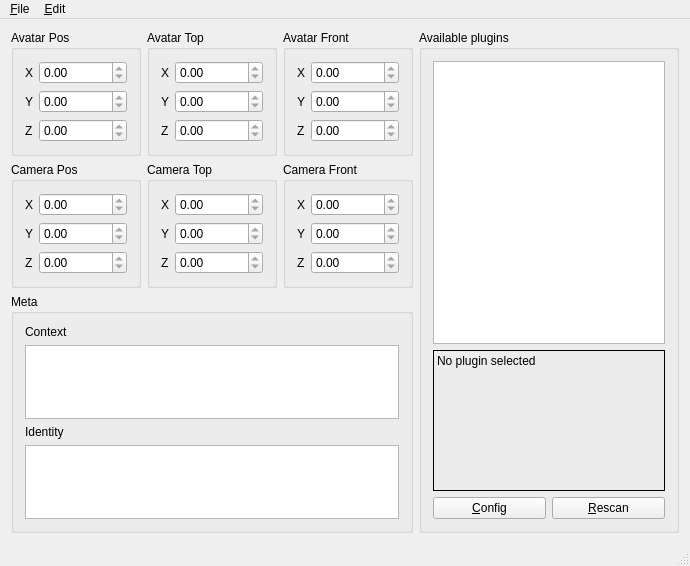
mumble-voip/mumble-pahelper, file mumblepahelper.ui: the form before one commit.
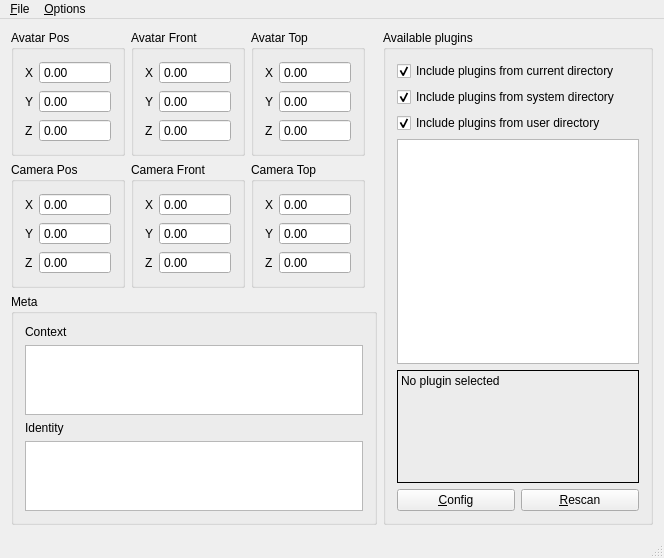
The form after the commit.

Commit message:
Custom plugins location and other improvements
Add feature to change the system and user plugins location
Add feature to disable/enable current dir, system and/or user plugins
Remove arrow buttons from every QSpinBox
Change the labels names according to the related QSpinBox

```diff
--- a/mumblepahelper.ui
+++ b/mumblepahelper.ui
@@ -6,8 +6,8 @@
    <rect>
     <x>0</x>
     <y>0</y>
-    <width>690</width>
-    <height>566</height>
+    <width>664</width>
+    <height>500</height>
    </rect>
   </property>
   <property name="windowTitle">
@@ -33,9 +33,18 @@
        </item>
        <item row="0" column="1">
         <widget class="QDoubleSpinBox" name="qdsbAPX">
+         <property name="autoFillBackground">
+          <bool>false</bool>
+         </property>
          <property name="readOnly">
           <bool>true</bool>
          </property>
+         <property name="buttonSymbols">
+          <enum>QAbstractSpinBox::NoButtons</enum>
+         </property>
+         <property name="prefix">
+          <string/>
+         </property>
          <property name="minimum">
           <double>-999999999.000000000000000</double>
          </property>
@@ -53,9 +62,24 @@
        </item>
        <item row="1" column="1">
         <widget class="QDoubleSpinBox" name="qdsbAPY">
+         <property name="frame">
+          <bool>true</bool>
+         </property>
          <property name="readOnly">
           <bool>true</bool>
          </property>
+         <property name="buttonSymbols">
+          <enum>QAbstractSpinBox::NoButtons</enum>
+         </property>
+         <property name="accelerated">
+          <bool>false</bool>
+         </property>
+         <property name="correctionMode">
+          <enum>QAbstractSpinBox::CorrectToPreviousValue</enum>
+         </property>
+         <property name="prefix">
+          <string/>
+         </property>
          <property name="minimum">
           <double>-999999999.000000000000000</double>
          </property>
@@ -76,143 +100,11 @@
          <property name="readOnly">
           <bool>true</bool>
          </property>
-         <property name="minimum">
-          <double>-999999999.000000000000000</double>
+         <property name="buttonSymbols">
+          <enum>QAbstractSpinBox::NoButtons</enum>
          </property>
-         <property name="maximum">
-          <double>999999999.000000000000000</double>
-         </property>
-        </widget>
-       </item>
-      </layout>
-     </widget>
-    </item>
-    <item row="0" column="1">
-     <widget class="QGroupBox" name="qgbAvatarTop">
-      <property name="title">
-       <string>Avatar Top</string>
-      </property>
-      <layout class="QFormLayout" name="formLayout_3">
-       <item row="0" column="0">
-        <widget class="QLabel" name="label_4">
-         <property name="text">
-          <string>X</string>
-         </property>
-        </widget>
-       </item>
-       <item row="0" column="1">
-        <widget class="QDoubleSpinBox" name="qdsbATX">
-         <property name="readOnly">
-          <bool>true</bool>
-         </property>
-         <property name="minimum">
-          <double>-999999999.000000000000000</double>
-         </property>
-         <property name="maximum">
-          <double>999999999.000000000000000</double>
-         </property>
-        </widget>
-       </item>
-       <item row="1" column="0">
-        <widget class="QLabel" name="label_5">
-         <property name="text">
-          <string>Y</string>
-         </property>
-        </widget>
-       </item>
-       <item row="1" column="1">
-        <widget class="QDoubleSpinBox" name="qdsbATY">
-         <property name="readOnly">
-          <bool>true</bool>
-         </property>
-         <property name="minimum">
-          <double>-999999999.000000000000000</double>
-         </property>
-         <property name="maximum">
-          <double>999999999.000000000000000</double>
-         </property>
-        </widget>
-       </item>
-       <item row="2" column="0">
-        <widget class="QLabel" name="label_6">
-         <property name="text">
-          <string>Z</string>
-         </property>
-        </widget>
-       </item>
-       <item row="2" column="1">
-        <widget class="QDoubleSpinBox" name="qdsbATZ">
-         <property name="readOnly">
-          <bool>true</bool>
-         </property>
-         <property name="minimum">
-          <double>-999999999.000000000000000</double>
-         </property>
-         <property name="maximum">
-          <double>999999999.000000000000000</double>
-         </property>
-        </widget>
-       </item>
-      </layout>
-     </widget>
-    </item>
-    <item row="0" column="2">
-     <widget class="QGroupBox" name="qgbAvatarFront">
-      <property name="title">
-       <string>Avatar Front</string>
-      </property>
-      <layout class="QFormLayout" name="formLayout_2">
-       <item row="0" column="0">
-        <widget class="QLabel" name="label">
-         <property name="text">
-          <string>X</string>
-         </property>
-        </widget>
-       </item>
-       <item row="0" column="1">
-        <widget class="QDoubleSpinBox" name="qdsbAFX">
-         <property name="readOnly">
-          <bool>true</bool>
-         </property>
-         <property name="minimum">
-          <double>-999999999.000000000000000</double>
-         </property>
-         <property name="maximum">
-          <double>999999999.000000000000000</double>
-         </property>
-        </widget>
-       </item>
-       <item row="1" column="0">
-        <widget class="QLabel" name="label_2">
-         <property name="text">
-          <string>Y</string>
-         </property>
-        </widget>
-       </item>
-       <item row="1" column="1">
-        <widget class="QDoubleSpinBox" name="qdsbAFY">
-         <property name="readOnly">
-          <bool>true</bool>
-         </property>
-         <property name="minimum">
-          <double>-999999999.000000000000000</double>
-         </property>
-         <property name="maximum">
-          <double>999999999.000000000000000</double>
-         </property>
-        </widget>
-       </item>
-       <item row="2" column="0">
-        <widget class="QLabel" name="label_3">
-         <property name="text">
-          <string>Z</string>
-         </property>
-        </widget>
-       </item>
-       <item row="2" column="1">
-        <widget class="QDoubleSpinBox" name="qdsbAFZ">
-         <property name="readOnly">
-          <bool>true</bool>
+         <property name="prefix">
+          <string/>
          </property>
          <property name="minimum">
           <double>-999999999.000000000000000</double>
@@ -243,6 +135,12 @@
          <property name="readOnly">
           <bool>true</bool>
          </property>
+         <property name="buttonSymbols">
+          <enum>QAbstractSpinBox::NoButtons</enum>
+         </property>
+         <property name="prefix">
+          <string/>
+         </property>
          <property name="minimum">
           <double>-999999999.000000000000000</double>
          </property>
@@ -263,6 +161,12 @@
          <property name="readOnly">
           <bool>true</bool>
          </property>
+         <property name="buttonSymbols">
+          <enum>QAbstractSpinBox::NoButtons</enum>
+         </property>
+         <property name="prefix">
+          <string/>
+         </property>
          <property name="minimum">
           <double>-999999999.000000000000000</double>
          </property>
@@ -283,38 +187,12 @@
          <property name="readOnly">
           <bool>true</bool>
          </property>
-         <property name="minimum">
-          <double>-999999999.000000000000000</double>
+         <property name="buttonSymbols">
+          <enum>QAbstractSpinBox::NoButtons</enum>
          </property>
-         <property name="maximum">
-          <double>999999999.000000000000000</double>
+         <property name="prefix">
+          <string/>
          </property>
-        </widget>
-       </item>
-      </layout>
-     </widget>
-    </item>
-    <item row="1" column="1">
-     <widget class="QGroupBox" name="qgbCameraTop">
-      <property name="title">
-       <string>Camera Top</string>
-      </property>
-      <layout class="QFormLayout" name="formLayout_10">
-       <property name="fieldGrowthPolicy">
-        <enum>QFormLayout::AllNonFixedFieldsGrow</enum>
-       </property>
-       <item row="0" column="0">
-        <widget class="QLabel" name="label_25">
-         <property name="text">
-          <string>X</string>
-         </property>
-        </widget>
-       </item>
-       <item row="0" column="1">
-        <widget class="QDoubleSpinBox" name="qdsbCTX">
-         <property name="readOnly">
-          <bool>true</bool>
-         </property>
          <property name="minimum">
           <double>-999999999.000000000000000</double>
          </property>
@@ -323,119 +201,10 @@
          </property>
         </widget>
        </item>
-       <item row="1" column="0">
-        <widget class="QLabel" name="label_26">
-         <property name="text">
-          <string>Y</string>
-         </property>
-        </widget>
-       </item>
-       <item row="1" column="1">
-        <widget class="QDoubleSpinBox" name="qdsbCTY">
-         <property name="readOnly">
-          <bool>true</bool>
-         </property>
-         <property name="minimum">
-          <double>-999999999.000000000000000</double>
-         </property>
-         <property name="maximum">
-          <double>999999999.000000000000000</double>
-         </property>
-        </widget>
-       </item>
-       <item row="2" column="0">
-        <widget class="QLabel" name="label_27">
-         <property name="text">
-          <string>Z</string>
-         </property>
-        </widget>
-       </item>
-       <item row="2" column="1">
-        <widget class="QDoubleSpinBox" name="qdsbCTZ">
-         <property name="readOnly">
-          <bool>true</bool>
-         </property>
-         <property name="minimum">
-          <double>-999999999.000000000000000</double>
-         </property>
-         <property name="maximum">
-          <double>999999999.000000000000000</double>
-         </property>
-        </widget>
-       </item>
       </layout>
      </widget>
     </item>
-    <item row="1" column="2">
-     <widget class="QGroupBox" name="qgbCameraFront">
-      <property name="title">
-       <string>Camera Front</string>
-      </property>
-      <layout class="QFormLayout" name="formLayout_9">
-       <item row="0" column="0">
-        <widget class="QLabel" name="label_22">
-         <property name="text">
-          <string>X</string>
-         </property>
-        </widget>
-       </item>
-       <item row="0" column="1">
-        <widget class="QDoubleSpinBox" name="qdsbCFX">
-         <property name="readOnly">
-          <bool>true</bool>
-         </property>
-         <property name="minimum">
-          <double>-999999999.000000000000000</double>
-         </property>
-         <property name="maximum">
-          <double>999999999.000000000000000</double>
-         </property>
-        </widget>
-       </item>
-       <item row="1" column="0">
-        <widget class="QLabel" name="label_23">
-         <property name="text">
-          <string>Y</string>
-         </property>
-        </widget>
-       </item>
-       <item row="1" column="1">
-        <widget class="QDoubleSpinBox" name="qdsbCFY">
-         <property name="readOnly">
-          <bool>true</bool>
-         </property>
-         <property name="minimum">
-          <double>-999999999.000000000000000</double>
-         </property>
-         <property name="maximum">
-          <double>999999999.000000000000000</double>
-         </property>
-        </widget>
-       </item>
-       <item row="2" column="0">
-        <widget class="QLabel" name="label_24">
-         <property name="text">
-          <string>Z</string>
-         </property>
-        </widget>
-       </item>
-       <item row="2" column="1">
-        <widget class="QDoubleSpinBox" name="qdsbCFZ">
-         <property name="readOnly">
-          <bool>true</bool>
-         </property>
-         <property name="minimum">
-          <double>-999999999.000000000000000</double>
-         </property>
-         <property name="maximum">
-          <double>999999999.000000000000000</double>
-         </property>
-        </widget>
-       </item>
-      </layout>
-     </widget>
-    </item>
-    <item row="2" column="0" colspan="3">
+    <item row="2" column="0" colspan="5">
      <widget class="QGroupBox" name="qgbMeta">
       <property name="title">
        <string>Meta</string>
@@ -472,34 +241,27 @@
       </layout>
      </widget>
     </item>
-    <item row="0" column="3" rowspan="3">
+    <item row="0" column="5" rowspan="3">
      <widget class="QGroupBox" name="groupBox">
       <property name="title">
        <string>Available plugins</string>
       </property>
       <layout class="QGridLayout" name="gridLayout_3">
-       <item row="0" column="0" rowspan="2" colspan="2">
+       <item row="5" column="0" rowspan="2" colspan="2">
         <widget class="QListWidget" name="qlwPlugins">
          <property name="selectionMode">
           <enum>QAbstractItemView::SingleSelection</enum>
          </property>
         </widget>
        </item>
-       <item row="3" column="1">
+       <item row="8" column="1">
         <widget class="QPushButton" name="qpbRescan">
          <property name="text">
           <string>&amp;Rescan</string>
          </property>
         </widget>
        </item>
-       <item row="3" column="0">
-        <widget class="QPushButton" name="qpbConfig">
-         <property name="text">
-          <string>&amp;Config</string>
-         </property>
-        </widget>
-       </item>
-       <item row="2" column="0" colspan="2">
+       <item row="7" column="0" colspan="2">
         <widget class="QLabel" name="qlPluginInfo">
          <property name="frameShape">
           <enum>QFrame::Box</enum>
@@ -518,6 +280,394 @@
          </property>
         </widget>
        </item>
+       <item row="8" column="0">
+        <widget class="QPushButton" name="qpbConfig">
+         <property name="text">
+          <string>&amp;Config</string>
+         </property>
+        </widget>
+       </item>
+       <item row="2" column="0" colspan="2">
+        <widget class="QCheckBox" name="qcbUserPlugins">
+         <property name="text">
+          <string>Include plugins from user directory</string>
+         </property>
+         <property name="checked">
+          <bool>true</bool>
+         </property>
+        </widget>
+       </item>
+       <item row="0" column="0" colspan="2">
+        <widget class="QCheckBox" name="qcbCurrentDirectoryPlugins">
+         <property name="text">
+          <string>Include plugins from current directory</string>
+         </property>
+         <property name="checked">
+          <bool>true</bool>
+         </property>
+        </widget>
+       </item>
+       <item row="1" column="0" colspan="2">
+        <widget class="QCheckBox" name="qcbSystemPlugins">
+         <property name="text">
+          <string>Include plugins from system directory</string>
+         </property>
+         <property name="checked">
+          <bool>true</bool>
+         </property>
+        </widget>
+       </item>
+      </layout>
+     </widget>
+    </item>
+    <item row="0" column="1">
+     <widget class="QGroupBox" name="qgbAvatarFront">
+      <property name="title">
+       <string>Avatar Front</string>
+      </property>
+      <layout class="QFormLayout" name="formLayout_2">
+       <item row="0" column="0">
+        <widget class="QLabel" name="qdsbAFX_label">
+         <property name="text">
+          <string>X</string>
+         </property>
+        </widget>
+       </item>
+       <item row="0" column="1">
+        <widget class="QDoubleSpinBox" name="qdsbAFX">
+         <property name="readOnly">
+          <bool>true</bool>
+         </property>
+         <property name="buttonSymbols">
+          <enum>QAbstractSpinBox::NoButtons</enum>
+         </property>
+         <property name="prefix">
+          <string/>
+         </property>
+         <property name="minimum">
+          <double>-999999999.000000000000000</double>
+         </property>
+         <property name="maximum">
+          <double>999999999.000000000000000</double>
+         </property>
+        </widget>
+       </item>
+       <item row="1" column="0">
+        <widget class="QLabel" name="qdsbAFY_label">
+         <property name="text">
+          <string>Y</string>
+         </property>
+        </widget>
+       </item>
+       <item row="1" column="1">
+        <widget class="QDoubleSpinBox" name="qdsbAFY">
+         <property name="readOnly">
+          <bool>true</bool>
+         </property>
+         <property name="buttonSymbols">
+          <enum>QAbstractSpinBox::NoButtons</enum>
+         </property>
+         <property name="prefix">
+          <string/>
+         </property>
+         <property name="minimum">
+          <double>-999999999.000000000000000</double>
+         </property>
+         <property name="maximum">
+          <double>999999999.000000000000000</double>
+         </property>
+        </widget>
+       </item>
+       <item row="2" column="0">
+        <widget class="QLabel" name="qdsbAFZ_label">
+         <property name="text">
+          <string>Z</string>
+         </property>
+        </widget>
+       </item>
+       <item row="2" column="1">
+        <widget class="QDoubleSpinBox" name="qdsbAFZ">
+         <property name="readOnly">
+          <bool>true</bool>
+         </property>
+         <property name="buttonSymbols">
+          <enum>QAbstractSpinBox::NoButtons</enum>
+         </property>
+         <property name="prefix">
+          <string/>
+         </property>
+         <property name="minimum">
+          <double>-999999999.000000000000000</double>
+         </property>
+         <property name="maximum">
+          <double>999999999.000000000000000</double>
+         </property>
+        </widget>
+       </item>
+      </layout>
+     </widget>
+    </item>
+    <item row="1" column="1">
+     <widget class="QGroupBox" name="qgbCameraFront">
+      <property name="title">
+       <string>Camera Front</string>
+      </property>
+      <layout class="QFormLayout" name="formLayout_9">
+       <item row="0" column="0">
+        <widget class="QLabel" name="qdsbCFX_label">
+         <property name="text">
+          <string>X</string>
+         </property>
+        </widget>
+       </item>
+       <item row="0" column="1">
+        <widget class="QDoubleSpinBox" name="qdsbCFX">
+         <property name="readOnly">
+          <bool>true</bool>
+         </property>
+         <property name="buttonSymbols">
+          <enum>QAbstractSpinBox::NoButtons</enum>
+         </property>
+         <property name="prefix">
+          <string/>
+         </property>
+         <property name="minimum">
+          <double>-999999999.000000000000000</double>
+         </property>
+         <property name="maximum">
+          <double>999999999.000000000000000</double>
+         </property>
+        </widget>
+       </item>
+       <item row="1" column="0">
+        <widget class="QLabel" name="qdsbCFY_label">
+         <property name="text">
+          <string>Y</string>
+         </property>
+        </widget>
+       </item>
+       <item row="1" column="1">
+        <widget class="QDoubleSpinBox" name="qdsbCFY">
+         <property name="readOnly">
+          <bool>true</bool>
+         </property>
+         <property name="buttonSymbols">
+          <enum>QAbstractSpinBox::NoButtons</enum>
+         </property>
+         <property name="prefix">
+          <string/>
+         </property>
+         <property name="minimum">
+          <double>-999999999.000000000000000</double>
+         </property>
+         <property name="maximum">
+          <double>999999999.000000000000000</double>
+         </property>
+        </widget>
+       </item>
+       <item row="2" column="0">
+        <widget class="QLabel" name="qdsbCFZ_label">
+         <property name="text">
+          <string>Z</string>
+         </property>
+        </widget>
+       </item>
+       <item row="2" column="1">
+        <widget class="QDoubleSpinBox" name="qdsbCFZ">
+         <property name="readOnly">
+          <bool>true</bool>
+         </property>
+         <property name="buttonSymbols">
+          <enum>QAbstractSpinBox::NoButtons</enum>
+         </property>
+         <property name="prefix">
+          <string/>
+         </property>
+         <property name="minimum">
+          <double>-999999999.000000000000000</double>
+         </property>
+         <property name="maximum">
+          <double>999999999.000000000000000</double>
+         </property>
+        </widget>
+       </item>
+      </layout>
+     </widget>
+    </item>
+    <item row="0" column="2">
+     <widget class="QGroupBox" name="qgbAvatarTop">
+      <property name="title">
+       <string>Avatar Top</string>
+      </property>
+      <layout class="QFormLayout" name="formLayout_3">
+       <item row="0" column="0">
+        <widget class="QLabel" name="qdsbATX_label">
+         <property name="text">
+          <string>X</string>
+         </property>
+        </widget>
+       </item>
+       <item row="0" column="1">
+        <widget class="QDoubleSpinBox" name="qdsbATX">
+         <property name="readOnly">
+          <bool>true</bool>
+         </property>
+         <property name="buttonSymbols">
+          <enum>QAbstractSpinBox::NoButtons</enum>
+         </property>
+         <property name="prefix">
+          <string/>
+         </property>
+         <property name="minimum">
+          <double>-999999999.000000000000000</double>
+         </property>
+         <property name="maximum">
+          <double>999999999.000000000000000</double>
+         </property>
+        </widget>
+       </item>
+       <item row="1" column="0">
+        <widget class="QLabel" name="qdsbATY_label">
+         <property name="text">
+          <string>Y</string>
+         </property>
+        </widget>
+       </item>
+       <item row="1" column="1">
+        <widget class="QDoubleSpinBox" name="qdsbATY">
+         <property name="readOnly">
+          <bool>true</bool>
+         </property>
+         <property name="buttonSymbols">
+          <enum>QAbstractSpinBox::NoButtons</enum>
+         </property>
+         <property name="prefix">
+          <string/>
+         </property>
+         <property name="minimum">
+          <double>-999999999.000000000000000</double>
+         </property>
+         <property name="maximum">
+          <double>999999999.000000000000000</double>
+         </property>
+        </widget>
+       </item>
+       <item row="2" column="0">
+        <widget class="QLabel" name="qdsbATZ_label">
+         <property name="text">
+          <string>Z</string>
+         </property>
+        </widget>
+       </item>
+       <item row="2" column="1">
+        <widget class="QDoubleSpinBox" name="qdsbATZ">
+         <property name="readOnly">
+          <bool>true</bool>
+         </property>
+         <property name="buttonSymbols">
+          <enum>QAbstractSpinBox::NoButtons</enum>
+         </property>
+         <property name="prefix">
+          <string/>
+         </property>
+         <property name="minimum">
+          <double>-999999999.000000000000000</double>
+         </property>
+         <property name="maximum">
+          <double>999999999.000000000000000</double>
+         </property>
+        </widget>
+       </item>
+      </layout>
+     </widget>
+    </item>
+    <item row="1" column="2">
+     <widget class="QGroupBox" name="qgbCameraTop">
+      <property name="title">
+       <string>Camera Top</string>
+      </property>
+      <layout class="QFormLayout" name="formLayout_10">
+       <property name="fieldGrowthPolicy">
+        <enum>QFormLayout::AllNonFixedFieldsGrow</enum>
+       </property>
+       <item row="0" column="0">
+        <widget class="QLabel" name="qdsbCTX_label">
+         <property name="text">
+          <string>X</string>
+         </property>
+        </widget>
+       </item>
+       <item row="0" column="1">
+        <widget class="QDoubleSpinBox" name="qdsbCTX">
+         <property name="readOnly">
+          <bool>true</bool>
+         </property>
+         <property name="buttonSymbols">
+          <enum>QAbstractSpinBox::NoButtons</enum>
+         </property>
+         <property name="prefix">
+          <string/>
+         </property>
+         <property name="minimum">
+          <double>-999999999.000000000000000</double>
+         </property>
+         <property name="maximum">
+          <double>999999999.000000000000000</double>
+         </property>
+        </widget>
+       </item>
+       <item row="1" column="0">
+        <widget class="QLabel" name="qdsbCTY_label">
+         <property name="text">
+          <string>Y</string>
+         </property>
+        </widget>
+       </item>
+       <item row="1" column="1">
+        <widget class="QDoubleSpinBox" name="qdsbCTY">
+         <property name="readOnly">
+          <bool>true</bool>
+         </property>
+         <property name="buttonSymbols">
+          <enum>QAbstractSpinBox::NoButtons</enum>
+         </property>
+         <property name="prefix">
+          <string/>
+         </property>
+         <property name="minimum">
+          <double>-999999999.000000000000000</double>
+         </property>
+         <property name="maximum">
+          <double>999999999.000000000000000</double>
+         </property>
+        </widget>
+       </item>
+       <item row="2" column="0">
+        <widget class="QLabel" name="qdsbCTZ_label">
+         <property name="text">
+          <string>Z</string>
+         </property>
+        </widget>
+       </item>
+       <item row="2" column="1">
+        <widget class="QDoubleSpinBox" name="qdsbCTZ">
+         <property name="readOnly">
+          <bool>true</bool>
+         </property>
+         <property name="buttonSymbols">
+          <enum>QAbstractSpinBox::NoButtons</enum>
+         </property>
+         <property name="prefix">
+          <string/>
+         </property>
+         <property name="minimum">
+          <double>-999999999.000000000000000</double>
+         </property>
+         <property name="maximum">
+          <double>999999999.000000000000000</double>
+         </property>
+        </widget>
+       </item>
       </layout>
      </widget>
     </item>
@@ -528,7 +678,7 @@
     <rect>
      <x>0</x>
      <y>0</y>
-     <width>690</width>
+     <width>664</width>
      <height>21</height>
     </rect>
    </property>
@@ -540,7 +690,7 @@
    </widget>
    <widget class="QMenu" name="menu_Edit">
     <property name="title">
-     <string>&amp;Edit</string>
+     <string>&amp;Options</string>
     </property>
     <addaction name="action_Unlink"/>
     <addaction name="action_Rescan"/>
```
Left out of the diff: 29 changed lines with no effect on the pictures. The commit also changes 5 other files.
